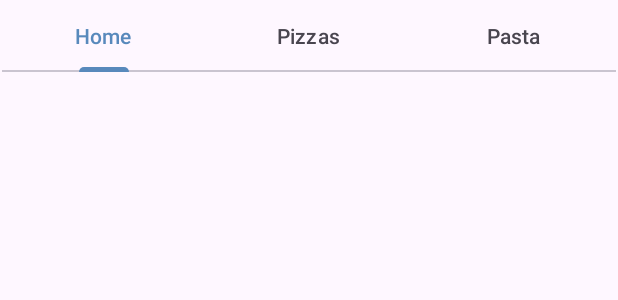
After one commit to WadhahEssam/HeadFirstProject, an Android app: the layout tabs_with_pager.xml on its own in the app's theme, with its tools: preview values and no code run, on a phone screen of 412 x 824 dp. The commit adds this screen. Shown: the top 300 px of the screen. Run offline under Robolectric (Android 15) with nearby library versions, the phone set to English and light mode, and no system bars.

Commit message:
working pager

```diff
--- a/app/src/main/AndroidManifest.xml
+++ b/app/src/main/AndroidManifest.xml
@@ -26,6 +26,7 @@
         <activity android:name=".Workout.WorkoutMainActivity" />
         <activity android:name=".Workout.WorkoutDetailActivity" />
         <activity android:name=".StopWatchFragment.StopWatchActivity" />
+        <activity android:name=".BitsAndPizzas.BitsAndPizzasMainActivity" />
         <activity
             android:name=".MainActivity"
             android:exported="true">
--- a/app/src/main/java/com/example/myapplication/MainActivity.java
+++ b/app/src/main/java/com/example/myapplication/MainActivity.java
@@ -23,6 +23,7 @@ import androidx.annotation.NonNull;
 import androidx.appcompat.app.AppCompatActivity;
 import androidx.appcompat.widget.AppCompatSpinner;
 
+import com.example.myapplication.BitsAndPizzas.BitsAndPizzasMainActivity;
 import com.example.myapplication.StarBuzz.StarBuzzMainActivity;
 import com.example.myapplication.StopWatchFragment.StopWatchActivity;
 import com.example.myapplication.Workout.WorkoutMainActivity;
@@ -189,6 +190,11 @@ public class MainActivity extends AppCompatActivity {
 
         wrapperLayout.addView(viewDialogButton);
 
+        View bitsAndPizzasButton = Generator.generateButtonWithWrapper(this, "Bits And Pizzas (Pager&Tabs)", view -> {
+            startActivity(new Intent(this, BitsAndPizzasMainActivity.class));
+        });
+        wrapperLayout.addView(bitsAndPizzasButton);
+
         setContentView(mainScrollview);
     }
 
--- /dev/null
+++ b/app/src/main/res/layout/tabs_with_pager.xml
@@ -0,0 +1,49 @@
+<?xml version="1.0" encoding="utf-8"?>
+<LinearLayout xmlns:android="http://schemas.android.com/apk/res/android"
+    xmlns:app="http://schemas.android.com/apk/res-auto"
+    xmlns:tools="http://schemas.android.com/tools"
+    android:layout_width="match_parent"
+    android:layout_height="match_parent">
+
+    <androidx.constraintlayout.widget.ConstraintLayout
+        android:layout_width="match_parent"
+        android:layout_height="match_parent">
+
+        <com.google.android.material.tabs.TabLayout
+            android:id="@+id/tab_layout"
+            android:layout_width="409dp"
+            android:layout_height="wrap_content"
+            app:layout_constraintEnd_toEndOf="parent"
+            app:layout_constraintStart_toStartOf="parent"
+            app:layout_constraintTop_toTopOf="parent">
+
+            <com.google.android.material.tabs.TabItem
+                android:layout_width="wrap_content"
+                android:layout_height="wrap_content"
+                android:text="Home" />
+
+            <com.google.android.material.tabs.TabItem
+                android:layout_width="wrap_content"
+                android:layout_height="wrap_content"
+                android:text="Pizzas"
+                tools:layout_editor_absoluteX="152dp"
+                tools:layout_editor_absoluteY="78dp" />
+
+            <com.google.android.material.tabs.TabItem
+                android:layout_width="wrap_content"
+                android:layout_height="wrap_content"
+                android:text="Pasta"
+                tools:layout_editor_absoluteX="258dp"
+                tools:layout_editor_absoluteY="0dp" />
+        </com.google.android.material.tabs.TabLayout>
+
+        <androidx.viewpager.widget.ViewPager
+            android:id="@+id/view_pager"
+            android:layout_width="wrap_content"
+            android:layout_height="wrap_content"
+            app:layout_constraintEnd_toEndOf="parent"
+            app:layout_constraintHorizontal_bias="0.0"
+            app:layout_constraintStart_toStartOf="parent"
+            app:layout_constraintTop_toBottomOf="@+id/tab_layout" />
+    </androidx.constraintlayout.widget.ConstraintLayout>
+</LinearLayout>
```
Also changed, not shown: app/src/main/java/com/example/myapplication/BitsAndPizzas/BitsAndPizzasMainActivity.java (added, +44 -0 lines), app/src/main/java/com/example/myapplication/BitsAndPizzas/HomeFragment.java (added, +25 -0 lines), app/src/main/java/com/example/myapplication/BitsAndPizzas/HomePagerAdapter.java (added, +41 -0 lines), app/src/main/java/com/example/myapplication/BitsAndPizzas/PastaFragment.java (added, +25 -0 lines), app/src/main/java/com/example/myapplication/BitsAndPizzas/PizzasFragment.java (added, +25 -0 lines).
